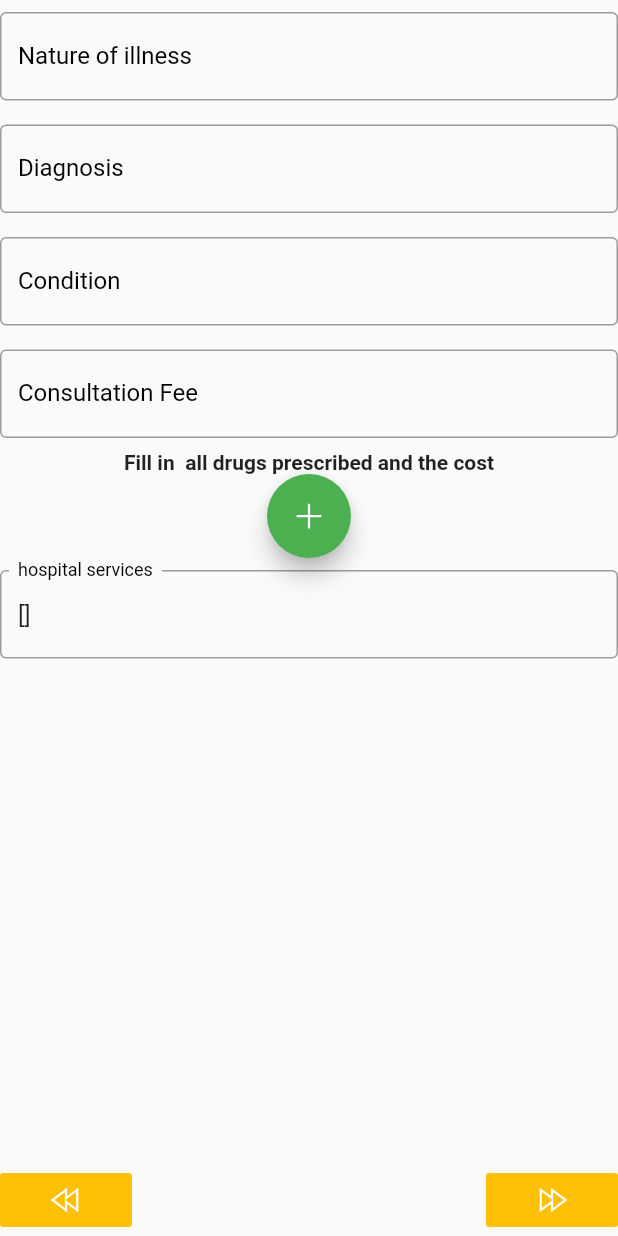
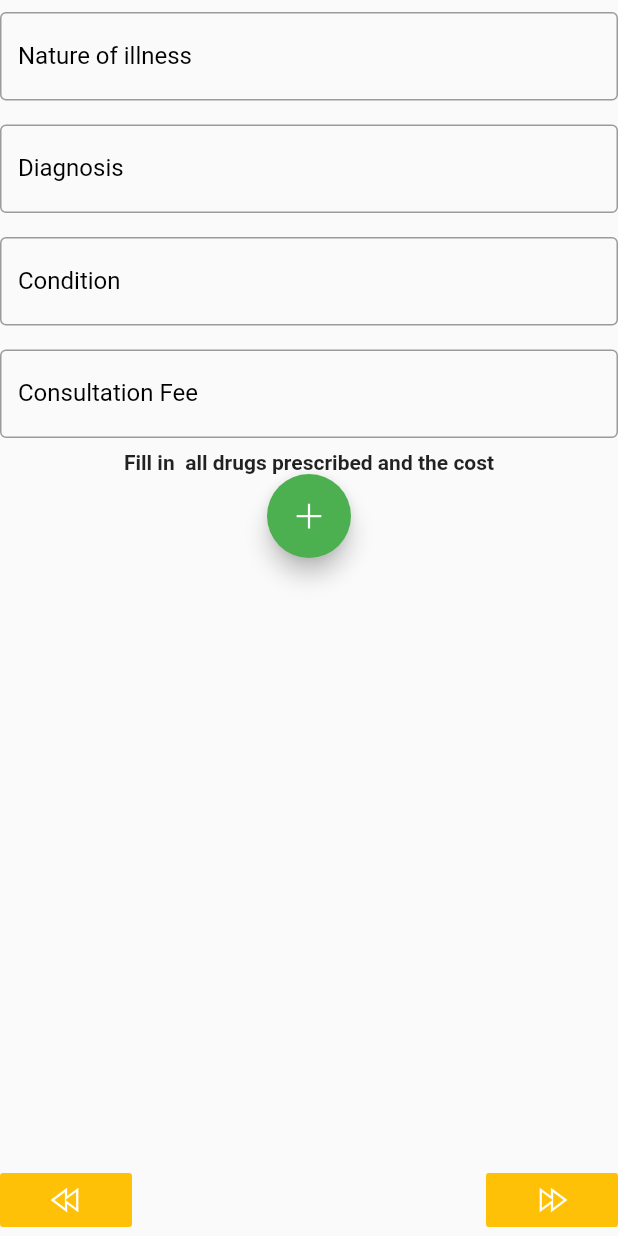
Before and after one commit to matovu-farid/medClientApp, a Flutter app: the VisitDetails screen opened directly with empty values, on a phone screen of 412 x 824 dp. Run offline on Flutter 3.47's test engine with Material 2 defaults, Android fonts, the phone set to English and light mode, and no system bars; our stand-ins replace cloud_firestore, firebase_core, image_picker, line_awesome_flutter, loading_indicator; missing offline and left inert: barcode_flutter, firebase_ml_vision, lipsum, regexpattern; accounts and stored records are empty; generated files the repository leaves out were written again; project files that could hold a hidden picture were left out.

Commit message:
fixed bug in visit details

```diff
--- a/lib/main.dart
+++ b/lib/main.dart
@@ -16,6 +16,7 @@ class MedClientApp extends StatelessWidget {
     final Future<FirebaseApp> _initialization = Firebase.initializeApp();
 
     return MaterialApp(
+      //debugShowCheckedModeBanner: false,
       theme: ThemeData(
         primaryColor: Colors.green,
       ),
--- a/lib/widgets/view_options.dart
+++ b/lib/widgets/view_options.dart
@@ -34,6 +34,7 @@ class ViewOptions extends StatelessWidget {
           return Form(
             key: _formkey,
             child: MaterialApp(
+              debugShowCheckedModeBanner: false,
               routes: {
                 '/': (BuildContext context)=>OptionsScreen(options: options),
                 '/UserInfoDisplay':(BuildContext context)=>UserInfoDisplay(_client),
--- a/lib/widgets/views/visit_details.dart
+++ b/lib/widgets/views/visit_details.dart
@@ -33,6 +33,7 @@ class _VisitDetailsState extends State<VisitDetails> {
   Widget build(BuildContext context) {
 
     return Scaffold(
+
       body: Form(
         key: _formKey,
         child: Stack(
@@ -40,7 +41,8 @@ class _VisitDetailsState extends State<VisitDetails> {
             ListView(
               shrinkWrap: true,
               children: [
-                ...widget.provider.medicalInfoDetails.entries.map((e) {
+
+                ...widget.provider.medicalInfoDetails.entries.where((value) => value.key !='hospital services').map((e) {
                   if (e.key == 'Drugs Prescribed') {
                     return Column(
                       children: [
@@ -77,7 +79,7 @@ class _VisitDetailsState extends State<VisitDetails> {
                   }
                   //TODO: change output to int
                   return RegInputField(
-                    initialValue: e.value.toString(),
+                    initialValue: (e.value.toString()=='')?'':e.value.toString(),
                     labelText: e.key,
                     onSaved: (String value) {
                       widget.provider.medicalInfoDetails[e.key] = value;
@@ -86,7 +88,11 @@ class _VisitDetailsState extends State<VisitDetails> {
                       widget.provider.medicalInfoDetails[e.key] = value;
                     },
                   );
-                }).toList()
+                }).toList(),
+                SizedBox(
+                  width: MediaQuery.of(context).size.width,
+                  height: 100,
+                )
               ],
             ),
             GoBackButton(
```
